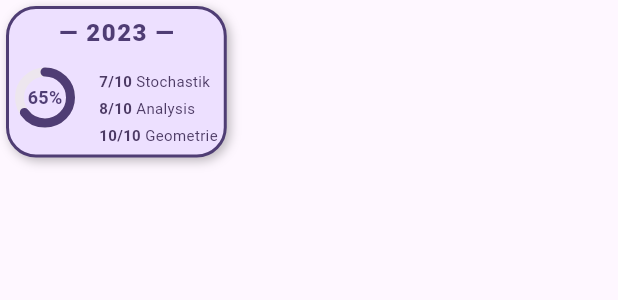
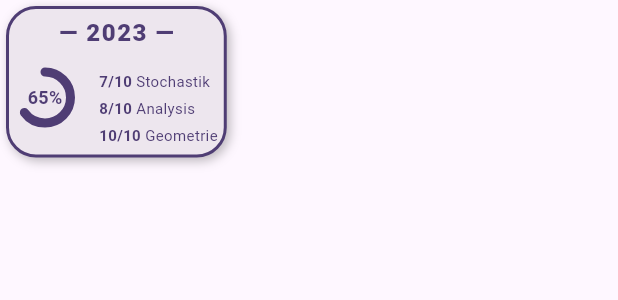
Before and after one commit to max-friebertshaeuser/AbiMind, a Flutter app: the ExerciseCards widget shown alone on an empty page, opened directly, on a phone screen of 412 x 824 dp. Shown: the top 300 px of the screen. Run offline on Flutter 3.47's test engine with Material 3 defaults, Android fonts, the phone set to English and light mode, and no system bars; drawn by our look-alikes of percent_indicator; our stand-ins replace firebase_auth, firebase_core, flutter_riverpod, google_fonts; missing offline and left inert: dart:ffi, firebase_app_check, flutter_drawing_board, flutter_verification_code; accounts and stored records are empty.

Commit message:
feat: update start screen layout to use color scheme variables for improved consistency

```diff
--- a/frontend/lib/presentation/screens/start/start-screen.dart
+++ b/frontend/lib/presentation/screens/start/start-screen.dart
@@ -240,9 +240,12 @@ class ExerciseCards extends StatelessWidget {
           margin: const EdgeInsets.all(4),
           padding: const EdgeInsets.all(4),
           decoration: BoxDecoration(
-            color: const Color(0xFFEDE0FF),
+            color: colorScheme.surfaceContainerHigh,
             borderRadius: BorderRadius.circular(20),
-            border: Border.all(color: colorScheme.onPrimaryFixedVariant, width: 2),
+            border: Border.all(
+              color: colorScheme.onPrimaryFixedVariant,
+              width: 2,
+            ),
             boxShadow: const [
               BoxShadow(
                 color: Colors.black26,
@@ -266,7 +269,6 @@ class ExerciseCards extends StatelessWidget {
                 ),
               ),
               const SizedBox(height: 12),
-              // Row for Progress and Text Content
               Row(
                 mainAxisSize: MainAxisSize.min,
                 crossAxisAlignment: CrossAxisAlignment.start,
@@ -284,8 +286,8 @@ class ExerciseCards extends StatelessWidget {
                         color: colorScheme.onPrimaryFixedVariant,
                       ),
                     ),
-                    backgroundColor:colorScheme.surfaceContainerHigh,
-                    progressColor:colorScheme.onPrimaryFixedVariant,
+                    backgroundColor: colorScheme.surfaceContainerHigh,
+                    progressColor: colorScheme.onPrimaryFixedVariant,
                     circularStrokeCap: CircularStrokeCap.round,
                   ),
                   const SizedBox(width: 16),
@@ -305,17 +307,17 @@ class ExerciseCards extends StatelessWidget {
                               children: [
                                 Text(
                                   "$done/$total ",
-                                  style: const TextStyle(
+                                  style: TextStyle(
                                     fontSize: 10,
-                                    color: Color(0xFF4C3A64),
+                                    color: colorScheme.onPrimaryFixedVariant,
                                     fontWeight: FontWeight.bold,
                                   ),
                                 ),
                                 Text(
                                   topic,
-                                  style: const TextStyle(
+                                  style: TextStyle(
                                     fontSize: 10,
-                                    color: Color(0xFF4C3A64),
+                                    color: colorScheme.onPrimaryFixedVariant,
                                   ),
                                 ),
                               ],
```
